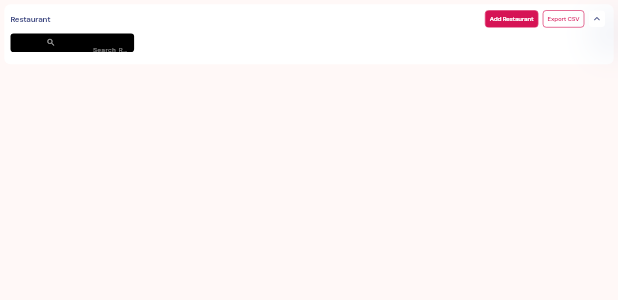
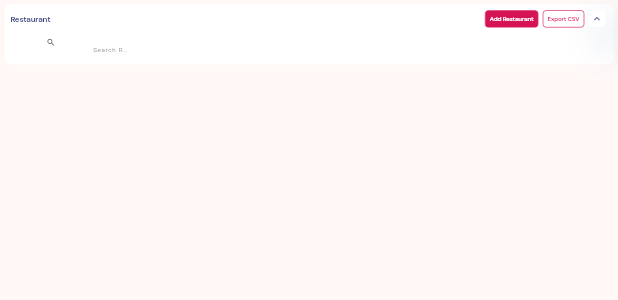
Before and after one commit to Anser-Ishaq/Food-Courier-App-Admin, a Flutter app: the RestaurantBody widget shown alone on an empty page, opened directly, on a phone screen of 412 x 824 dp. Shown: the top 300 px of the screen. Run offline on Flutter 3.47's test engine with Material 3 defaults, Android fonts, the light colour scheme and no system bars; our stand-ins replace firebase_core, fl_chart, flutter_dotenv, flutter_screenutil, get_it, responsive_builder; accounts and stored records are empty.

Commit message:
search box

```diff
--- a/lib/screens/main/body/restaurant_body.dart
+++ b/lib/screens/main/body/restaurant_body.dart
@@ -43,28 +43,23 @@ class _RestaurantBodyState extends State<RestaurantBody> {
       margin: EdgeInsets.symmetric(vertical: screenWidth! * 0.01),
       padding: EdgeInsets.all(screenWidth! * 0.007),
       decoration: BoxDecoration(
-        color: AppColors.black,
         borderRadius: BorderRadius.circular(screenWidth! * 0.005),
       ),
       child: TextField(
         decoration: InputDecoration(
           hintText: 'Search Restaurants...',
           hintStyle: TextStyle(
-                color: AppColors.white.withOpacity(0.6),
             fontSize: screenWidth! * 0.01,
           ),
           border: InputBorder.none,
           prefixIcon: Icon(
             Icons.search,
-                color: AppColors.white.withOpacity(0.6),
             size: screenWidth! * 0.015,
           ),
         ),
         style: TextStyle(
-              color: AppColors.white,
           fontSize: screenWidth! * 0.01,
         ),
-            cursorColor: AppColors.white,
       ),
     );
   }
--- a/lib/screens/main/responsive/desktop_main.dart
+++ b/lib/screens/main/responsive/desktop_main.dart
@@ -45,7 +45,7 @@ class _DesktopMainState extends State<DesktopMain> {
                   imageURL: Images.person,
                   userName: 'Admin',
                 ),
-                bodyUI(sideMenuItem[1].label!),
+                bodyUI(sideMenuItem[_selectedIndex].label!),
               ],
             ),
           ),
--- a/lib/screens/main/responsive/tablet_main.dart
+++ b/lib/screens/main/responsive/tablet_main.dart
@@ -48,7 +48,7 @@ class _TabletMainState extends State<TabletMain> {
                   imageURL: Images.person,
                   userName: 'Admin',
                 ),
-                bodyUI(sideMenuItem[1].label!),
+                bodyUI(sideMenuItem[_selectedIndex].label!),
               ],
             ),
           ),
```
Lines whose indentation alone changed are shown as unchanged.
